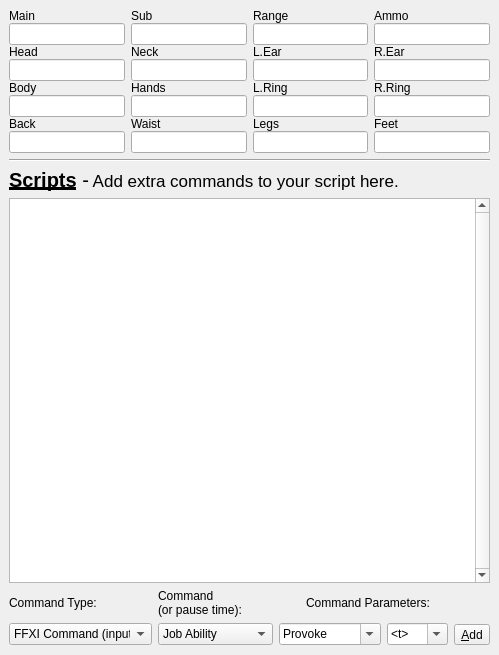
This is src/equipTab.ui in hk0i/equipmant as Qt 5 draws it before an edit. The edited form follows.
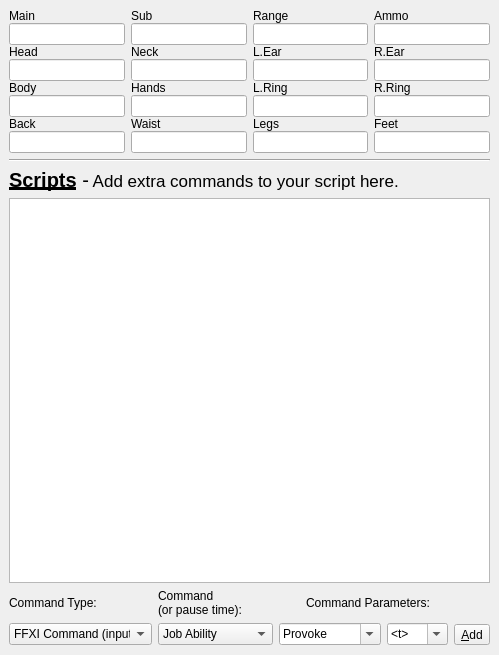
This is the edited form.

Commit message:
Fixed file modified issue with script editor
- Changed script editor to a QPlainTextEdit
- Set to a fixed-width font

```diff
--- a/src/equipTab.ui
+++ b/src/equipTab.ui
@@ -381,21 +381,15 @@
         </widget>
        </item>
        <item>
-        <widget class="QTextEdit" name="txtExtraData">
-         <property name="sizePolicy">
-          <sizepolicy hsizetype="Expanding" vsizetype="Expanding">
-           <horstretch>0</horstretch>
-           <verstretch>0</verstretch>
-          </sizepolicy>
+        <widget class="QPlainTextEdit" name="txtExtraData">
+         <property name="font">
+          <font>
+           <family>Menlo</family>
+           <pointsize>12</pointsize>
+          </font>
          </property>
-         <property name="verticalScrollBarPolicy">
-          <enum>Qt::ScrollBarAlwaysOn</enum>
-         </property>
-         <property name="horizontalScrollBarPolicy">
-          <enum>Qt::ScrollBarAsNeeded</enum>
-         </property>
-         <property name="lineWrapMode">
-          <enum>QTextEdit::NoWrap</enum>
+         <property name="tabStopWidth">
+          <number>20</number>
          </property>
         </widget>
        </item>
```
The commit also changes 2 other files.
